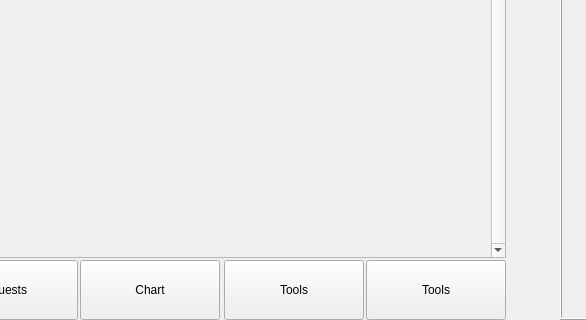
Old version of the form Waiter/dlgface.ui in the repository End1-1/Cafe5; both pictures show x 408 to 994 and y 448 to 768 of the 1108 by 768 pixel window.
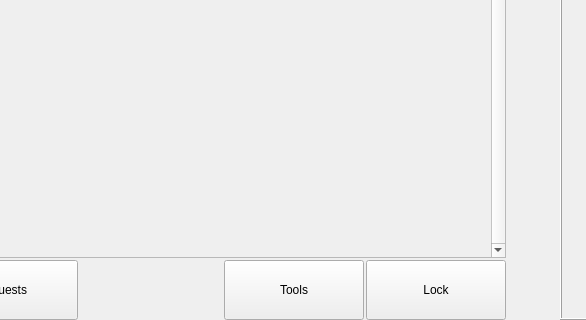
New version of the form. Icons and pictures are not drawn.

```diff
--- a/Waiter/dlgface.ui
+++ b/Waiter/dlgface.ui
@@ -198,19 +198,6 @@
         </property>
        </widget>
       </item>
-      <item>
-       <widget class="QPushButton" name="btnChart">
-        <property name="minimumSize">
-         <size>
-          <width>140</width>
-          <height>60</height>
-         </size>
-        </property>
-        <property name="text">
-         <string>Chart</string>
-        </property>
-       </widget>
-      </item>
       <item>
        <spacer name="horizontalSpacer_2">
         <property name="orientation">
@@ -256,7 +243,7 @@
          </size>
         </property>
         <property name="text">
-         <string>Tools</string>
+         <string>Lock</string>
         </property>
         <property name="icon">
          <iconset resource="../resources/res.qrc">
```
